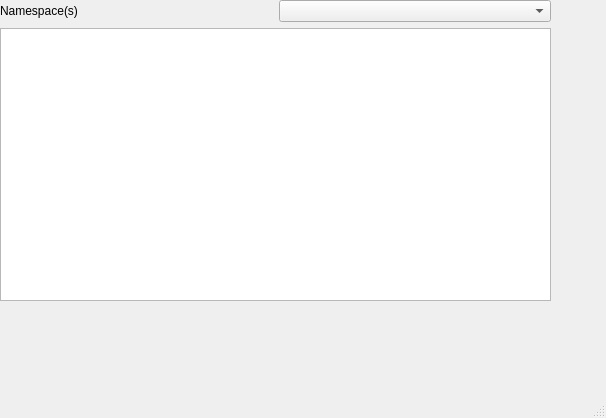
Before: the Qt Designer form trial-screen.ui in dharapvj/kuboculus, drawn with Qt 5.
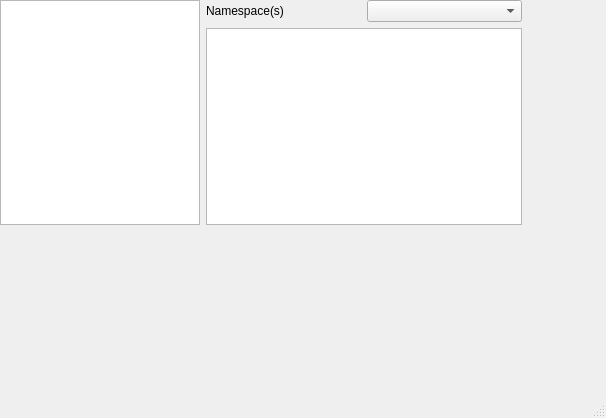
After: the same form once the commit is applied.

Commit message: Now works for pods and deployments in differnt namespaces

What changed in the file:
```diff
--- a/trial-screen.ui
+++ b/trial-screen.ui
@@ -19,10 +19,37 @@
      <rect>
       <x>0</x>
       <y>0</y>
-      <width>551</width>
-      <height>301</height>
+      <width>522</width>
+      <height>225</height>
      </rect>
     </property>
+    <layout class="QHBoxLayout" name="horizontalLayout_2">
+     <property name="sizeConstraint">
+      <enum>QLayout::SetDefaultConstraint</enum>
+     </property>
+     <item>
+      <widget class="QListWidget" name="resourceTypeList">
+       <property name="sizePolicy">
+        <sizepolicy hsizetype="Fixed" vsizetype="Expanding">
+         <horstretch>0</horstretch>
+         <verstretch>0</verstretch>
+        </sizepolicy>
+       </property>
+       <property name="minimumSize">
+        <size>
+         <width>200</width>
+         <height>0</height>
+        </size>
+       </property>
+       <property name="maximumSize">
+        <size>
+         <width>200</width>
+         <height>16777215</height>
+        </size>
+       </property>
+      </widget>
+     </item>
+     <item>
     <layout class="QVBoxLayout" name="verticalLayout">
      <item>
       <layout class="QHBoxLayout" name="horizontalLayout">
@@ -39,9 +66,11 @@
       </layout>
      </item>
      <item>
-      <widget class="QTableWidget" name="tableWidget"/>
-     </item>
-    </layout>
+        <widget class="QTableWidget" name="resourceTable"/>
+       </item>
+      </layout>
+     </item>
+    </layout>
    </widget>
   </widget>
   <widget class="QMenuBar" name="menubar">
```
Left out of the diff: 12 changed lines with no effect on the pictures. Lines whose indentation alone changed are shown as unchanged. The commit also changes 2 other files.
